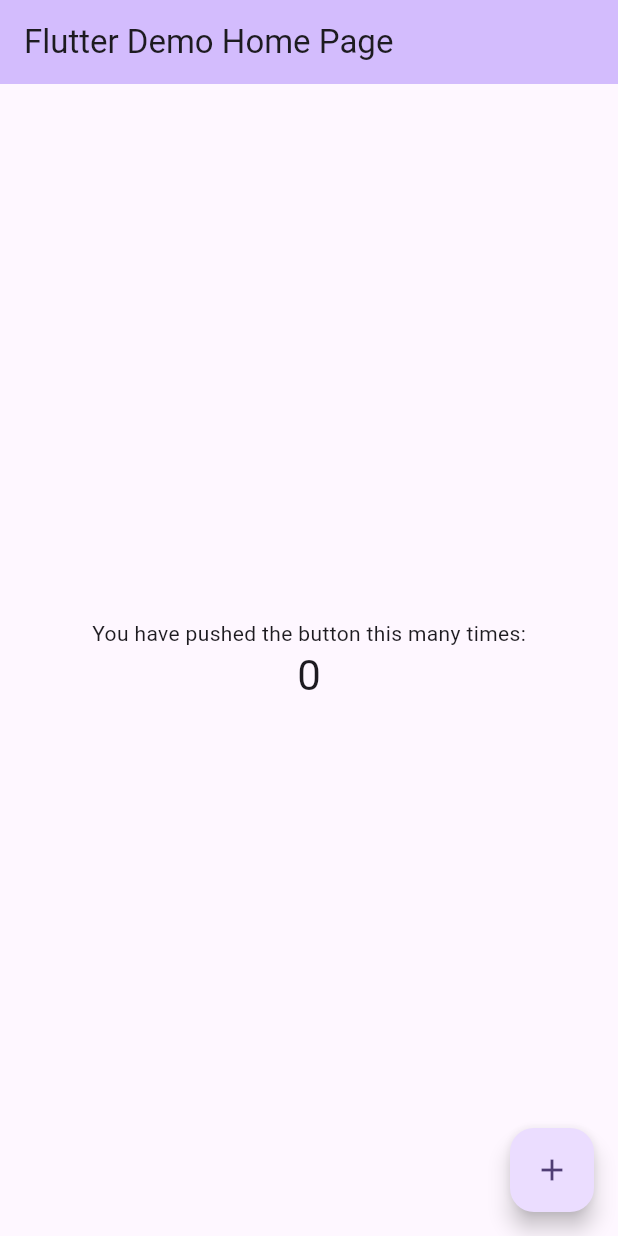
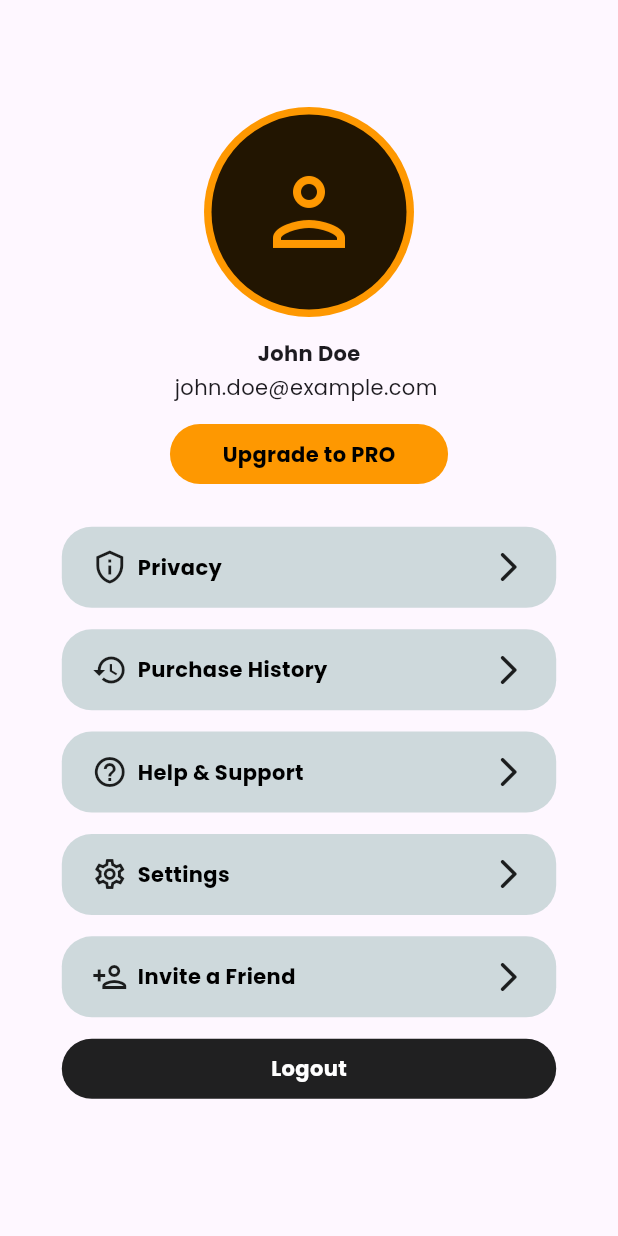
Before and after one commit to Maibk/xthdemo, a Flutter app: the screen it shows after launch, on a phone screen of 412 x 824 dp. Run offline on Flutter 3.47's test engine with Material 3 defaults, Android fonts, the phone set to English and light mode, and no system bars; our stand-ins replace flutter_screenutil, get, google_fonts.

Commit message:
Final Design of the demo screen.

```diff
--- /dev/null
+++ b/lib/constants.dart
@@ -0,0 +1,3 @@
+import 'package:flutter/material.dart';
+
+Color primaryColor = const Color(0xfffe9801);
--- a/lib/main.dart
+++ b/lib/main.dart
@@ -1,4 +1,8 @@
 import 'package:flutter/material.dart';
+import 'package:flutter_screenutil/flutter_screenutil.dart';
+import 'package:get/get.dart';
+import 'package:google_fonts/google_fonts.dart';
+import 'package:xthdemo/view/settings_screen.dart';
 
 void main() {
   runApp(const MyApp());
@@ -10,116 +14,18 @@
   // This widget is the root of your application.
   @override
   Widget build(BuildContext context) {
-    return MaterialApp(
-      title: 'Flutter Demo',
-      theme: ThemeData(
-        // This is the theme of your application.
-        //
-        // TRY THIS: Try running your application with "flutter run". You'll see
-        // the application has a purple toolbar. Then, without quitting the app,
-        // try changing the seedColor in the colorScheme below to Colors.green
-        // and then invoke "hot reload" (save your changes or press the "hot
-        // reload" button in a Flutter-supported IDE, or press "r" if you used
-        // the command line to start the app).
-        //
-        // Notice that the counter didn't reset back to zero; the application
-        // state is not lost during the reload. To reset the state, use hot
-        // restart instead.
-        //
-        // This works for code too, not just values: Most code changes can be
-        // tested with just a hot reload.
-        colorScheme: ColorScheme.fromSeed(seedColor: Colors.deepPurple),
-        useMaterial3: true,
+    return ScreenUtilInit(
+      child: GetMaterialApp(
+        debugShowCheckedModeBanner: false,
+        title: 'XTH Demo',
+        theme: ThemeData(
+          useMaterial3: true,
+          textTheme: GoogleFonts.poppinsTextTheme(
+            Theme.of(context).textTheme,
+          ),
+        ),
+        home: const SettingsScreen(),
       ),
-      home: const MyHomePage(title: 'Flutter Demo Home Page'),
     );
   }
 }
-
-class MyHomePage extends StatefulWidget {
-  const MyHomePage({super.key, required this.title});
-
-  // This widget is the home page of your application. It is stateful, meaning
-  // that it has a State object (defined below) that contains fields that affect
-  // how it looks.
-
-  // This class is the configuration for the state. It holds the values (in this
-  // case the title) provided by the parent (in this case the App widget) and
-  // used by the build method of the State. Fields in a Widget subclass are
-  // always marked "final".
-
-  final String title;
-
-  @override
-  State<MyHomePage> createState() => _MyHomePageState();
-}
-
-class _MyHomePageState extends State<MyHomePage> {
-  int _counter = 0;
-
-  void _incrementCounter() {
-    setState(() {
-      // This call to setState tells the Flutter framework that something has
-      // changed in this State, which causes it to rerun the build method below
-      // so that the display can reflect the updated values. If we changed
-      // _counter without calling setState(), then the build method would not be
-      // called again, and so nothing would appear to happen.
-      _counter++;
-    });
-  }
-
-  @override
-  Widget build(BuildContext context) {
-    // This method is rerun every time setState is called, for instance as done
-    // by the _incrementCounter method above.
-    //
-    // The Flutter framework has been optimized to make rerunning build methods
-    // fast, so that you can just rebuild anything that needs updating rather
-    // than having to individually change instances of widgets.
-    return Scaffold(
-      appBar: AppBar(
-        // TRY THIS: Try changing the color here to a specific color (to
-        // Colors.amber, perhaps?) and trigger a hot reload to see the AppBar
-        // change color while the other colors stay the same.
-        backgroundColor: Theme.of(context).colorScheme.inversePrimary,
-        // Here we take the value from the MyHomePage object that was created by
-        // the App.build method, and use it to set our appbar title.
-        title: Text(widget.title),
-      ),
-      body: Center(
-        // Center is a layout widget. It takes a single child and positions it
-        // in the middle of the parent.
-        child: Column(
-          // Column is also a layout widget. It takes a list of children and
-          // arranges them vertically. By default, it sizes itself to fit its
-          // children horizontally, and tries to be as tall as its parent.
-          //
-          // Column has various properties to control how it sizes itself and
-          // how it positions its children. Here we use mainAxisAlignment to
-          // center the children vertically; the main axis here is the vertical
-          // axis because Columns are vertical (the cross axis would be
-          // horizontal).
-          //
-          // TRY THIS: Invoke "debug painting" (choose the "Toggle Debug Paint"
-          // action in the IDE, or press "p" in the console), to see the
-          // wireframe for each widget.
-          mainAxisAlignment: MainAxisAlignment.center,
-          children: <Widget>[
-            const Text(
-              'You have pushed the button this many times:',
-            ),
-            Text(
-              '$_counter',
-              style: Theme.of(context).textTheme.headlineMedium,
-            ),
-          ],
-        ),
-      ),
-      floatingActionButton: FloatingActionButton(
-        onPressed: _incrementCounter,
-        tooltip: 'Increment',
-        child: const Icon(Icons.add),
-      ), // This trailing comma makes auto-formatting nicer for build methods.
-    );
-  }
-}
--- /dev/null
+++ b/lib/view/settings_screen.dart
@@ -0,0 +1,82 @@
+import 'package:flutter/material.dart';
+import 'package:flutter_screenutil/flutter_screenutil.dart';
+import 'package:get/get.dart';
+import 'package:xthdemo/constants.dart';
+import 'package:xthdemo/widgets/option_tile_widget.dart';
+
+class SettingsScreen extends StatelessWidget {
+  const SettingsScreen({super.key});
+
+  @override
+  Widget build(BuildContext context) {
+    return Scaffold(
+      body: SizedBox(
+        width: double.infinity,
+        child: Column(crossAxisAlignment: CrossAxisAlignment.center, children: [
+          50.h.verticalSpace,
+          CircleAvatar(
+            radius: 70,
+            backgroundColor: primaryColor,
+            child: CircleAvatar(
+              radius: 65,
+              backgroundColor: const Color(0xff221501),
+              child: Image.asset(
+                "assets/icons/userIcon.png",
+                scale: 1.5,
+              ),
+            ),
+          ),
+          10.h.verticalSpace,
+          const Text(
+            "John Doe",
+            style: TextStyle(fontWeight: FontWeight.bold),
+          ),
+          2.h.verticalSpace,
+          const Text(
+            "john.doe@example.com ",
+            style: TextStyle(fontWeight: FontWeight.normal),
+          ),
+          10.h.verticalSpace,
+          Container(
+            decoration: BoxDecoration(
+                color: primaryColor, borderRadius: BorderRadius.circular(25)),
+            child: const Text(
+              "Upgrade to PRO",
+              style:
+                  TextStyle(color: Colors.black, fontWeight: FontWeight.bold),
+            ).paddingSymmetric(horizontal: 35, vertical: 10),
+          ),
+          20.h.verticalSpace,
+          const OptionTilesWidget(
+              prefixIcon: Icons.privacy_tip_outlined, text: "Privacy"),
+          10.h.verticalSpace,
+          const OptionTilesWidget(
+              prefixIcon: Icons.history, text: "Purchase History"),
+          10.h.verticalSpace,
+          const OptionTilesWidget(
+              prefixIcon: Icons.help_outline_outlined, text: "Help & Support"),
+          10.h.verticalSpace,
+          const OptionTilesWidget(
+              prefixIcon: Icons.settings_outlined, text: "Settings"),
+          10.h.verticalSpace,
+          const OptionTilesWidget(
+              prefixIcon: Icons.person_add_outlined, text: "Invite a Friend"),
+          10.h.verticalSpace,
+          Container(
+            width: 0.8.sw,
+            decoration: BoxDecoration(
+                color: const Color(0xff202021),
+                borderRadius: BorderRadius.circular(25)),
+            child: Center(
+              child: const Text(
+                "Logout",
+                style:
+                    TextStyle(color: Colors.white, fontWeight: FontWeight.bold),
+              ).paddingSymmetric(horizontal: 35, vertical: 10),
+            ),
+          ),
+        ]),
+      ),
+    );
+  }
+}
--- /dev/null
+++ b/lib/widgets/option_tile_widget.dart
@@ -0,0 +1,40 @@
+import 'package:flutter/material.dart';
+import 'package:flutter_screenutil/flutter_screenutil.dart';
+import 'package:get/get.dart';
+
+class OptionTilesWidget extends StatelessWidget {
+  final IconData prefixIcon;
+  final String text;
+
+  const OptionTilesWidget({
+    super.key,
+    required this.prefixIcon,
+    required this.text,
+  });
+
+  @override
+  Widget build(BuildContext context) {
+    return Container(
+      width: 0.8.sw,
+      decoration: BoxDecoration(
+          color: const Color(0xffced9dc), borderRadius: BorderRadius.circular(20)),
+      child: Row(
+        mainAxisAlignment: MainAxisAlignment.spaceBetween,
+        children: [
+          Row(
+            children: [
+              Icon(prefixIcon),
+              5.w.horizontalSpace,
+              Text(
+                text,
+                style:
+                    const TextStyle(color: Colors.black, fontWeight: FontWeight.bold),
+              ),
+            ],
+          ),
+          const Icon(Icons.arrow_forward_ios_rounded)
+        ],
+      ).paddingSymmetric(horizontal: 20, vertical: 15),
+    );
+  }
+}
```
Also changed, not shown: pubspec.yaml (+8 -8 lines), assets/icons/userIcon.png (added), pubspec.lock, 1 other file.
